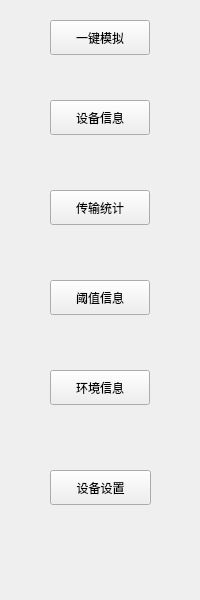
This is IDC_TestSystem/mpdu/mpdu_toolbox/m_simulationtoolwid.ui in ChinaClever/IDC_TestSystem as Qt 5 draws it before an edit. The edited form follows.
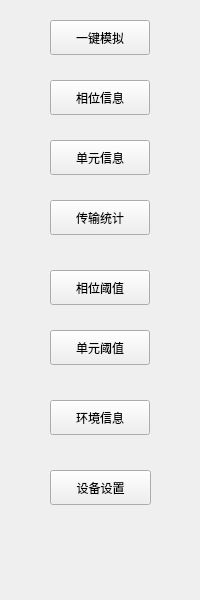
This is the edited form.

```diff
--- a/IDC_TestSystem/mpdu/mpdu_toolbox/m_simulationtoolwid.ui
+++ b/IDC_TestSystem/mpdu/mpdu_toolbox/m_simulationtoolwid.ui
@@ -17,7 +17,7 @@
    <property name="geometry">
     <rect>
      <x>50</x>
-     <y>370</y>
+     <y>400</y>
      <width>100</width>
      <height>35</height>
     </rect>
@@ -30,7 +30,7 @@
    <property name="geometry">
     <rect>
      <x>50</x>
-     <y>190</y>
+     <y>200</y>
      <width>100</width>
      <height>35</height>
     </rect>
@@ -43,26 +43,26 @@
    <property name="geometry">
     <rect>
      <x>50</x>
-     <y>100</y>
+     <y>80</y>
      <width>100</width>
      <height>35</height>
     </rect>
    </property>
    <property name="text">
-    <string>设备信息</string>
+    <string>相位信息</string>
    </property>
   </widget>
   <widget class="QPushButton" name="thresholdBtn">
    <property name="geometry">
     <rect>
      <x>50</x>
-     <y>280</y>
+     <y>270</y>
      <width>100</width>
      <height>35</height>
     </rect>
    </property>
    <property name="text">
-    <string>阈值信息</string>
+    <string>相位阈值</string>
    </property>
   </widget>
   <widget class="QPushButton" name="mnTestBtn">
@@ -91,6 +91,32 @@
     <string>设备设置</string>
    </property>
   </widget>
+  <widget class="QPushButton" name="outputBtn">
+   <property name="geometry">
+    <rect>
+     <x>50</x>
+     <y>140</y>
+     <width>100</width>
+     <height>35</height>
+    </rect>
+   </property>
+   <property name="text">
+    <string>单元信息</string>
+   </property>
+  </widget>
+  <widget class="QPushButton" name="outputThresholdBtn">
+   <property name="geometry">
+    <rect>
+     <x>50</x>
+     <y>330</y>
+     <width>100</width>
+     <height>35</height>
+    </rect>
+   </property>
+   <property name="text">
+    <string>单元阈值</string>
+   </property>
+  </widget>
  </widget>
  <resources/>
  <connections/>
```
